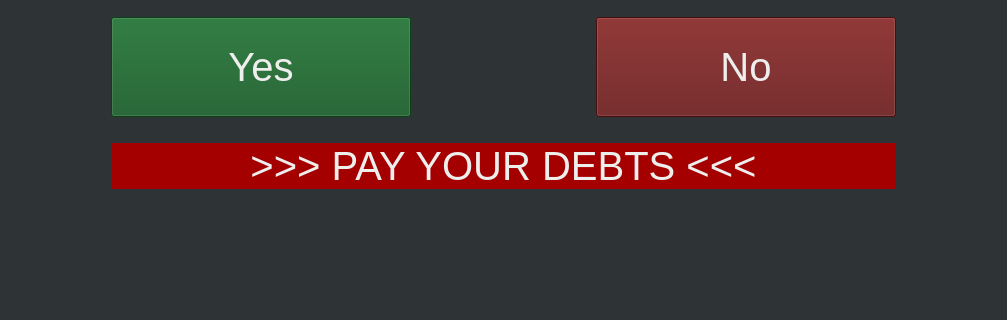
Old version of the form frontend/confirm.ui in the repository hadiko-i6/zischr; both pictures show x 0 to 1007 and y 357 to 677 of the 1007 by 677 pixel window.
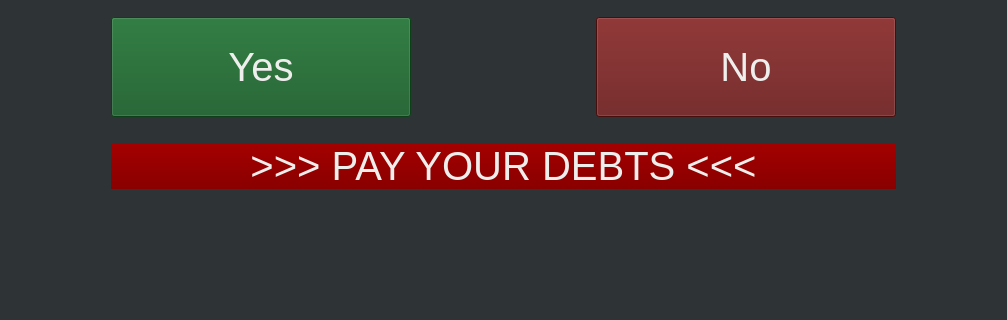
New version of the form.

Commit message: Frontend: Highlight accounts with negative Balance Frontend: Add gradient to confirmation screen's nagging label

What changed in the file:
```diff
--- a/frontend/confirm.ui
+++ b/frontend/confirm.ui
@@ -166,7 +166,8 @@
    <item row="7" column="1" colspan="3">
     <widget class="QLabel" name="nagLabel">
      <property name="styleSheet">
-      <string notr="true">background-color: rgb(164, 0, 0);</string>
+      <string notr="true">background-color: qlineargradient(spread:pad, x1:0.478022, y1:0, x2:0.516, y2:1, stop:0 rgba(164, 0, 0, 255), stop:1 rgba(137, 0, 0, 255));
+</string>
      </property>
      <property name="text">
       <string>&gt;&gt;&gt;  PAY YOUR DEBTS  &lt;&lt;&lt;</string>
```
The commit also changes 2 other files.
